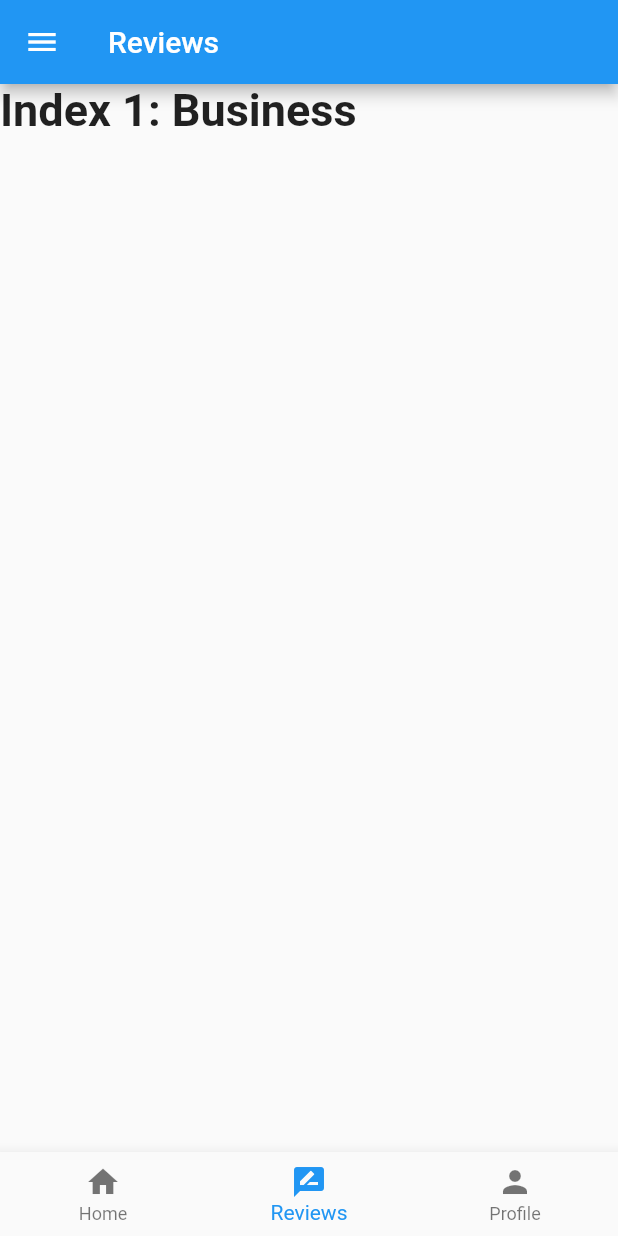
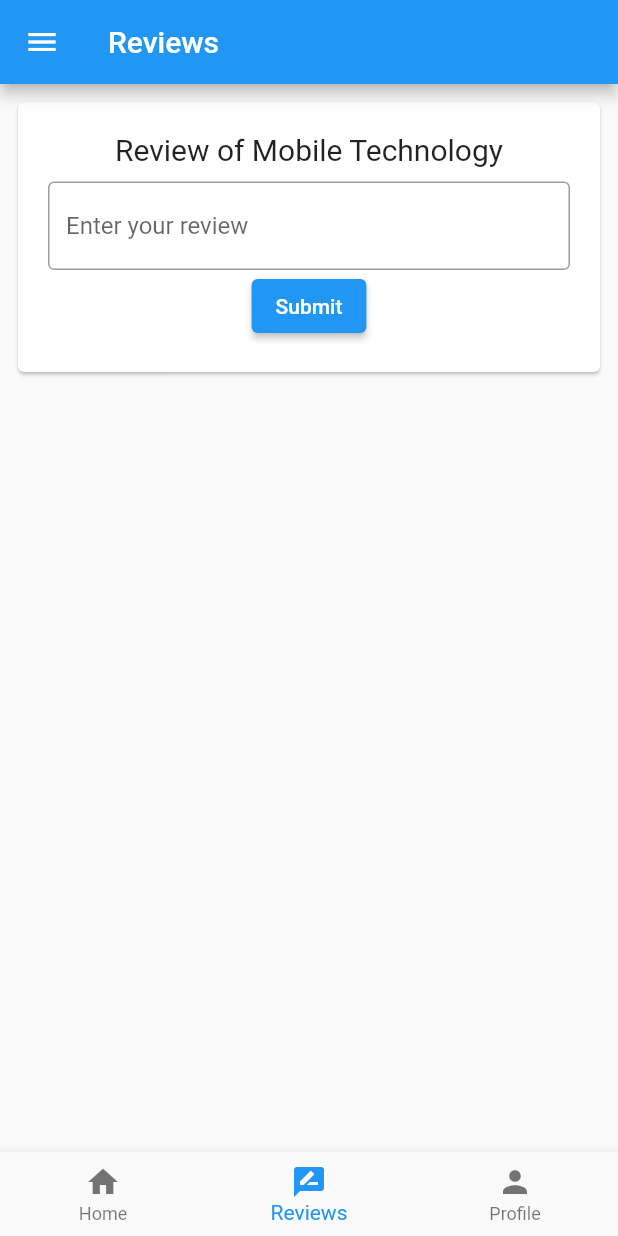
Before and after one commit to maldimz/fp-tpm-freegames, a Flutter app: the HomePage screen opened by its route, item 2 of the bottom bar chosen, on a phone screen of 412 x 824 dp. Run offline on Flutter 3.47's test engine with Material 2 defaults, Android fonts, the light colour scheme and no system bars; our stand-ins replace shared_preferences, sqflite; accounts and stored records are empty; network calls fail.

Commit message:
feat: profile, search games, fix: bug bookmarks delete, add: plan on user

```diff
--- /dev/null
+++ b/lib/model/review_model.dart
@@ -0,0 +1,27 @@
+class ReviewModel {
+  int? id;
+  int? userId;
+  String? review;
+  String? username;
+
+  ReviewModel({
+    this.id,
+    required this.userId,
+    required this.review,
+  });
+
+  Map<String, dynamic> toMap() {
+    var map = <String, dynamic>{};
+    map['id'] = id;
+    map['userId'] = userId;
+    map['review'] = review;
+    return map;
+  }
+
+  ReviewModel.fromMap(Map<dynamic, dynamic> map) {
+    id = map['id'];
+    userId = map['userId'];
+    username = map['username'];
+    review = map['review'];
+  }
+}
--- a/lib/model/user_model.dart
+++ b/lib/model/user_model.dart
@@ -3,6 +3,7 @@ class UserModel {
   String? username;
   String? email;
   String? password;
+  String? plan;
 
   UserModel({
     required this.username,
@@ -16,6 +17,7 @@ class UserModel {
     map['username'] = username;
     map['email'] = email;
     map['password'] = password;
+    map['plan'] = "Free";
     return map;
   }
 
@@ -24,5 +26,6 @@ class UserModel {
     username = map['username'];
     email = map['email'];
     password = map['password'];
+    plan = map['plan'];
   }
 }
--- a/lib/pages/home_page.dart
+++ b/lib/pages/home_page.dart
@@ -1,5 +1,7 @@
 import 'package:flutter/material.dart';
 import 'package:fp_games/pages/games_page.dart';
+import 'package:fp_games/pages/profile_page.dart';
+import 'package:fp_games/pages/review_page.dart';
 import 'package:fp_games/routes/router_name.dart';
 import 'package:shared_preferences/shared_preferences.dart';
 
@@ -36,14 +38,8 @@ class _HomePageState extends State<HomePage> {
       TextStyle(fontSize: 30, fontWeight: FontWeight.bold);
   static const List<Widget> _widgetOptions = <Widget>[
     GamesPage(),
-    Text(
-      'Index 1: Business',
-      style: optionStyle,
-    ),
-    Text(
-      'Index 3: Profile',
-      style: optionStyle,
-    ),
+    ReviewPage(),
+    ProfilePage()
   ];
 
   void _onItemTapped(int index) {
@@ -59,6 +55,13 @@ class _HomePageState extends State<HomePage> {
           child: ListView(
         children: [
           DrawerHeader(
+              decoration: BoxDecoration(
+                color: Colors.blue,
+                borderRadius: BorderRadius.only(
+                  bottomLeft: Radius.circular(20),
+                  bottomRight: Radius.circular(20),
+                ),
+              ),
               child: Column(
                 children: [
                   CircleAvatar(
@@ -66,7 +69,8 @@ class _HomePageState extends State<HomePage> {
                     backgroundImage: AssetImage('assets/images/profile.JPG'),
                   ),
                   SizedBox(height: 10),
-              Text(username),
+                  Text(username,
+                      style: TextStyle(fontSize: 16, color: Colors.white)),
                 ],
               )),
           ListTile(
@@ -77,7 +81,13 @@ class _HomePageState extends State<HomePage> {
             },
           ),
           ListTile(
-            leading: Icon(Icons.logout),
+            leading: Icon(Icons.upgrade),
+            title: Text("Upgrade to Pro"),
+            onTap: () => {},
+          ),
+          Divider(),
+          ListTile(
+            leading: Icon(Icons.logout, color: Colors.red),
             title: Text("Logout"),
             onTap: () async {
               SharedPreferences pref = await SharedPreferences.getInstance();
@@ -90,6 +100,7 @@ class _HomePageState extends State<HomePage> {
         ],
       )),
       appBar: AppBar(
+        elevation: _selectedIndex == 2 ? 0 : 4,
         title: Text(header[_selectedIndex]),
       ),
       body: Container(
--- /dev/null
+++ b/lib/pages/review_page.dart
@@ -0,0 +1,119 @@
+import 'package:flutter/material.dart';
+import 'package:fp_games/model/review_model.dart';
+import 'package:fp_games/service/review_database_helper.dart';
+import 'package:shared_preferences/shared_preferences.dart';
+
+class ReviewPage extends StatefulWidget {
+  const ReviewPage({Key? key}) : super(key: key);
+
+  @override
+  State<ReviewPage> createState() => _ReviewPageState();
+}
+
+class _ReviewPageState extends State<ReviewPage> {
+  late int _userId;
+
+  final TextEditingController _reviewController = TextEditingController();
+
+  Future<void> _getUserId() async {
+    SharedPreferences prefs = await SharedPreferences.getInstance();
+    var userId = prefs.getInt('userId');
+    setState(() {
+      _userId = userId!;
+    });
+  }
+
+  @override
+  void initState() {
+    super.initState();
+    _userId = 0;
+    _getUserId();
+  }
+
+  @override
+  Widget build(BuildContext context) {
+    return Padding(
+      padding: EdgeInsets.all(8.0),
+      child: Column(
+        children: [
+          Card(
+            child: Container(
+              padding: EdgeInsets.all(20),
+              child: Column(
+                children: [
+                  Text('Review of Mobile Technology',
+                      style: TextStyle(fontSize: 20)),
+                  SizedBox(height: 10),
+                  TextField(
+                    controller: _reviewController,
+                    decoration: InputDecoration(
+                      hintText: 'Enter your review',
+                      border: OutlineInputBorder(),
+                    ),
+                  ),
+                  ElevatedButton(
+                    onPressed: () async {
+                      var message = "Review Submitted";
+                      final SnackBar snackBar = SnackBar(
+                        content: Text(message),
+                      );
+                      if (_reviewController.text == "") {
+                        message = "Review cannot be empty";
+                        ScaffoldMessenger.of(context).showSnackBar(snackBar);
+                        return;
+                      }
+                      var review = _reviewController.text;
+                      await ReviewDatabaseHelper.createReview(ReviewModel(
+                        userId: _userId,
+                        review: review,
+                      ));
+
+                      setState(() {
+                        _reviewController.text = '';
+                      });
+
+                      ScaffoldMessenger.of(context).showSnackBar(snackBar);
+                    },
+                    child: Text('Submit'),
+                  ),
+                ],
+              ),
+            ),
+          ),
+          SizedBox(height: 10),
+          Expanded(
+            child: FutureBuilder(
+              future: ReviewDatabaseHelper.getReviews(),
+              builder: (context, AsyncSnapshot snapshot) {
+                if (snapshot.data == null) {
+                  return Center(
+                    child: CircularProgressIndicator(),
+                  );
+                } else if (!snapshot.hasData) {
+                  return Center(
+                    child: Text('No Data'),
+                  );
+                } else {
+                  return ListView.builder(
+                    scrollDirection: Axis.vertical,
+                    shrinkWrap: true,
+                    itemCount: snapshot.data.length,
+                    padding: EdgeInsets.only(top: 10),
+                    itemBuilder: (context, index) {
+                      return Card(
+                        child: ListTile(
+                          title: Text(snapshot.data[index].username),
+                          subtitle: Text(snapshot.data[index].review),
+                        ),
+                      );
+                    },
+                  );
+                }
+              },
+            ),
+          ),
+        ],
+      ),
+    );
+  }
+}
--- a/lib/service/database_helper.dart
+++ b/lib/service/database_helper.dart
@@ -30,7 +30,8 @@ class DatabaseHelper {
         id INTEGER PRIMARY KEY AUTOINCREMENT,
         username TEXT,
         email TEXT,
-        password TEXT
+        password TEXT,
+        plan TEXT
       )
     ''');
 
--- /dev/null
+++ b/lib/service/review_database_helper.dart
@@ -0,0 +1,37 @@
+import 'package:fp_games/model/review_model.dart';
+import 'package:fp_games/service/database_helper.dart';
+
+class ReviewDatabaseHelper {
+  static String tableName = 'Reviews';
+
+  static Future<void> createReview(ReviewModel review) async {
+    final db = await DatabaseHelper.instance.database;
+    await db!.insert(tableName, review.toMap());
+  }
+
+  static Future<List<ReviewModel>> getReviews() async {
+    final db = await DatabaseHelper.instance.database;
+    List<Map> list = await db!.rawQuery(
+        'SELECT * FROM $tableName JOIN User ON Reviews.userId = User.id');
+
+    List<ReviewModel> reviews = [];
+
+    for (var item in list) {
+      var review = ReviewModel.fromMap(item);
+      reviews.add(review);
+      print(review.toString());
+    }
+    return reviews;
+  }
+
+  static Future<void> updateReview(ReviewModel review) async {
+    final db = await DatabaseHelper.instance.database;
+    await db!.update(tableName, review.toMap(),
+        where: 'id = ?', whereArgs: [review.id]);
+  }
+
+  static Future<void> deleteReview(int id) async {
+    final db = await DatabaseHelper.instance.database;
+    await db!.delete(tableName, where: 'id = ?', whereArgs: [id]);
+  }
+}
```
Also changed, not shown: lib/pages/bookmark_page.dart (+9 -3 lines), lib/pages/games_page.dart (+79 -2 lines), lib/pages/profile_page.dart (added, +103 -0 lines), lib/service/user_database_helper.dart (+16 -0 lines). Lines whose indentation alone changed are shown as unchanged.
